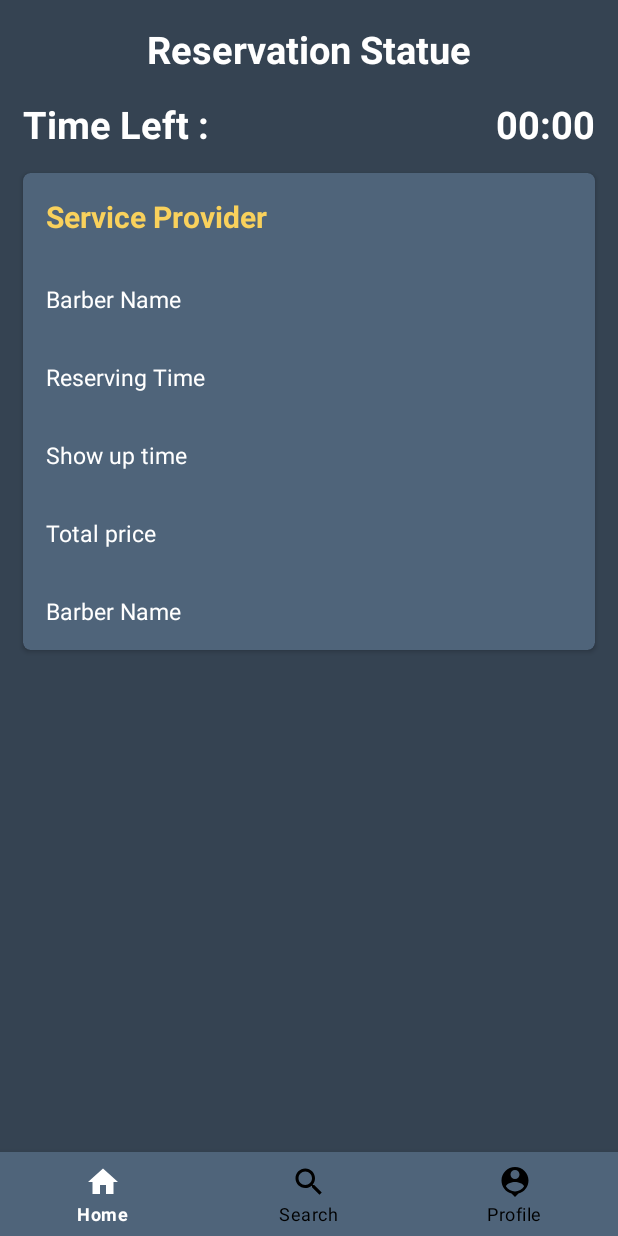
After one commit to omarhedaia/GoBarber, an Android app: the CurrentReserrvationFragment screen opened through its navigation route, on a phone screen of 412 x 824 dp. The commit adds this screen. Run offline under Robolectric (Android 15) with nearby library versions, the phone set to English and light mode, and no system bars; our stand-ins replace Firebase (no records; nobody signed in at launch, a user with empty details on screens opened directly), navigation-ui; libraries missing offline, so code that uses them is left out: com.firebase.geofire; 1 statement that could not run was skipped.

Commit message:
add the current reservation function to the Repository.kt and adding it is fragment

```diff
--- a/app/build.gradle
+++ b/app/build.gradle
@@ -51,6 +51,9 @@ dependencies {
     implementation 'com.google.firebase:firebase-common-ktx:20.3.2'
     implementation 'com.google.android.gms:play-services-location:21.0.1'
     implementation 'com.karumi:dexter:6.2.3'
+    implementation 'com.firebase:geofire-android-common:3.2.0'
+    implementation 'com.google.firebase:firebase-firestore-ktx:24.6.1'
+
     testImplementation 'junit:junit:4.13.2'
     androidTestImplementation 'androidx.test.ext:junit:1.1.5'
     androidTestImplementation 'androidx.test.espresso:espresso-core:3.5.1'
--- /dev/null
+++ b/app/src/main/java/com/hedaia/gobarber/CurrentReserrvationFragment.kt
@@ -0,0 +1,59 @@
+package com.hedaia.gobarber
+
+import android.os.Bundle
+import androidx.fragment.app.Fragment
+import android.view.LayoutInflater
+import android.view.View
+import android.view.ViewGroup
+
+// TODO: Rename parameter arguments, choose names that match
+// the fragment initialization parameters, e.g. ARG_ITEM_NUMBER
+private const val ARG_PARAM1 = "param1"
+private const val ARG_PARAM2 = "param2"
+
+/**
+ * A simple [Fragment] subclass.
+ * Use the [CurrentReserrvationFragment.newInstance] factory method to
+ * create an instance of this fragment.
+ */
+class CurrentReserrvationFragment : Fragment() {
+    // TODO: Rename and change types of parameters
+    private var param1: String? = null
+    private var param2: String? = null
+
+    override fun onCreate(savedInstanceState: Bundle?) {
+        super.onCreate(savedInstanceState)
+        arguments?.let {
+            param1 = it.getString(ARG_PARAM1)
+            param2 = it.getString(ARG_PARAM2)
+        }
+    }
+
+    override fun onCreateView(
+        inflater: LayoutInflater, container: ViewGroup?,
+        savedInstanceState: Bundle?
+    ): View? {
+        // Inflate the layout for this fragment
+        return inflater.inflate(R.layout.fragment_current_reserrvation, container, false)
+    }
+
+    companion object {
+        /**
+         * Use this factory method to create a new instance of
+         * this fragment using the provided parameters.
+         *
+         * @param param1 Parameter 1.
+         * @param param2 Parameter 2.
+         * @return A new instance of fragment CurrentReserrvationFragment.
+         */
+        // TODO: Rename and change types and number of parameters
+        @JvmStatic
+        fun newInstance(param1: String, param2: String) =
+            CurrentReserrvationFragment().apply {
+                arguments = Bundle().apply {
+                    putString(ARG_PARAM1, param1)
+                    putString(ARG_PARAM2, param2)
+                }
+            }
+    }
+}
--- /dev/null
+++ b/app/src/main/res/layout/fragment_current_reserrvation.xml
@@ -0,0 +1,147 @@
+<?xml version="1.0" encoding="utf-8"?>
+<FrameLayout xmlns:android="http://schemas.android.com/apk/res/android"
+    xmlns:tools="http://schemas.android.com/tools"
+    android:layout_width="match_parent"
+    android:layout_height="match_parent"
+    xmlns:app="http://schemas.android.com/apk/res-auto"
+    tools:context=".CurrentReserrvationFragment"
+    android:background="@color/darkBlue">
+
+    <androidx.constraintlayout.widget.ConstraintLayout
+        android:layout_width = "match_parent"
+        android:layout_height = "match_parent"
+        >
+
+        <TextView
+            android:id = "@+id/reservation_title_tv"
+            android:layout_width="match_parent"
+            android:layout_height="wrap_content"
+            android:layout_margin = "15dp"
+            android:text = "Reservation Statue"
+            app:layout_constraintTop_toTopOf="parent"
+            android:gravity = "center"
+            android:textColor = "@color/white"
+            android:textSize = "25sp"
+            android:textStyle = "bold"
+            />
+
+        <TextView
+            android:id = "@+id/show_up_time_left_tv"
+            android:layout_width="0dp"
+            android:layout_height="wrap_content"
+            android:layout_margin = "15dp"
+            android:text = "Time Left : "
+            app:layout_constraintTop_toBottomOf="@id/reservation_title_tv"
+            app:layout_constraintStart_toStartOf="parent"
+            app:layout_constraintEnd_toStartOf="@id/show_up_time_left_counter_tv"
+            android:textColor = "@color/white"
+            android:textSize = "25sp"
+            android:textStyle = "bold"
+            />
+
+        <TextView
+            android:id = "@+id/show_up_time_left_counter_tv"
+            android:layout_width="0dp"
+            android:layout_height="wrap_content"
+            android:layout_margin = "15dp"
+            android:text = "00:00"
+            app:layout_constraintTop_toBottomOf="@id/reservation_title_tv"
+            app:layout_constraintEnd_toEndOf="parent"
+            android:textColor = "@color/white"
+            android:textSize = "25sp"
+            android:textStyle = "bold"
+            />
+
+        <androidx.cardview.widget.CardView
+            android:layout_width="match_parent"
+            android:layout_height="wrap_content"
+            app:cardCornerRadius = "5dp"
+            android:padding="10dp"
+            android:layout_margin="15dp"
+            android:backgroundTint = "@color/lightBlue"
+            app:layout_constraintTop_toBottomOf="@+id/show_up_time_left_tv"
+            >
+
+            <LinearLayout
+                android:layout_width = "match_parent"
+                android:layout_height = "match_parent"
+                android:orientation = "vertical"
+                >
+
+                <TextView
+                    android:id = "@+id/service_providerTV"
+                    android:layout_width="match_parent"
+                    android:layout_height="wrap_content"
+                    android:layout_margin = "15dp"
+                    android:text="Service Provider"
+                    android:textColor = "@color/yellow"
+                    android:textSize = "20sp"
+                    android:textStyle = "bold"
+                    />
+
+                <TextView
+                    android:id = "@+id/barber_name_tv"
+                    android:layout_width="match_parent"
+                    android:layout_height="wrap_content"
+                    android:layout_margin = "15dp"
+                    android:text="Barber Name"
+                    android:textColor = "@color/white"
+                    android:textSize = "15sp"
+
+                    />
+
+                <TextView
+                    android:id = "@+id/reservingTime_tv"
+                    android:layout_width="match_parent"
+                    android:layout_height="wrap_content"
+                    android:layout_margin = "15dp"
+                    android:text="Reserving Time"
+                    android:textColor = "@color/white"
+                    android:textSize = "15sp"
+
+                    />
+
+                <TextView
+                    android:id = "@+id/showUp_time_tv"
+                    android:layout_width="match_parent"
+                    android:layout_height="wrap_content"
+                    android:layout_margin = "15dp"
+                    android:text="Show up time"
+                    android:textColor = "@color/white"
+                    android:textSize = "15sp"
+
+                    />
+                <TextView
+                    android:id = "@+id/totalprice_tv"
+                    android:layout_width="match_parent"
+                    android:layout_height="wrap_content"
+                    android:layout_margin = "15dp"
+                    android:text="Total price"
+                    android:textColor = "@color/white"
+                    android:textSize = "15sp"
+
+                    />
+
+                <TextView
+                    android:id = "@+id/totaltime_tv"
+                    android:layout_width="match_parent"
+                    android:layout_height="wrap_content"
+                    android:layout_margin = "15dp"
+                    android:text="Barber Name"
+                    android:textColor = "@color/white"
+                    android:textSize = "15sp"
+
+                    />
+
+
+            </LinearLayout>
+        </androidx.cardview.widget.CardView>
+
+
+
+    </androidx.constraintlayout.widget.ConstraintLayout>
+
+
+
+
+</FrameLayout>
--- a/app/src/main/res/navigation/customer_tabs_host.xml
+++ b/app/src/main/res/navigation/customer_tabs_host.xml
@@ -18,6 +18,9 @@
         <action
             android:id="@+id/action_barbersLocationFragment_to_reservationFragment"
             app:destination="@id/reservationFragment" />
+        <action
+            android:id="@+id/action_barbersLocationFragment_to_currentReserrvationFragment"
+            app:destination="@id/currentReserrvationFragment" />
     </fragment>
     <fragment
         android:id="@+id/customerProfileFragment"
@@ -59,4 +62,13 @@
             android:id="@+id/action_reservationsHistoryFragment_to_customerProfileFragment"
             app:destination="@id/customerProfileFragment" />
     </fragment>
+    <fragment
+        android:id="@+id/currentReserrvationFragment"
+        android:name="com.hedaia.gobarber.CurrentReserrvationFragment"
+        android:label="fragment_current_reserrvation"
+        tools:layout="@layout/fragment_current_reserrvation" >
+        <action
+            android:id="@+id/action_currentReserrvationFragment_to_barbersLocationFragment"
+            app:destination="@id/barbersLocationFragment" />
+    </fragment>
 </navigation>
```
Also changed, not shown: app/src/main/java/com/hedaia/gobarber/Models/Repository.kt (+214 -24 lines), app/src/main/java/com/hedaia/gobarber/Models/ReservationDetails.kt (added, +15 -0 lines).
